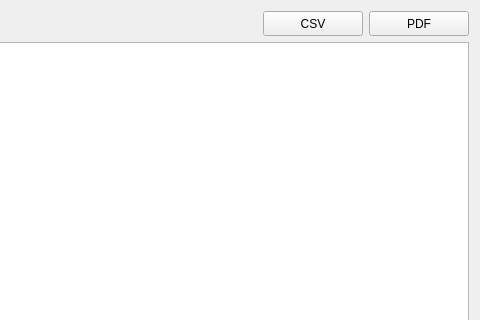
This is ui/qmqualiresultwidget.ui in Christian-Kr/QualificationMatrix as Qt 5 draws it before an edit; both pictures show x 592 to 1072 and y 0 to 320 of the 1072 by 697 pixel window. The edited form follows.
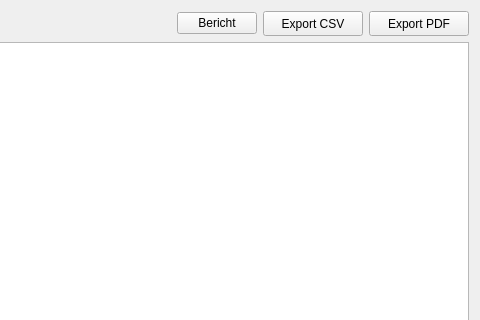
This is the edited form. Icons and pictures are not drawn.

Commit message: Create report button

```diff
--- a/ui/qmqualiresultwidget.ui
+++ b/ui/qmqualiresultwidget.ui
@@ -582,6 +582,17 @@
            </property>
           </spacer>
          </item>
+         <item>
+          <widget class="QPushButton" name="pbCreateReport">
+           <property name="text">
+            <string>Bericht</string>
+           </property>
+           <property name="icon">
+            <iconset resource="../rcs/icons.qrc">
+             <normaloff>:/icons/icons/sc_reportnavigator.png</normaloff>:/icons/icons/sc_reportnavigator.png</iconset>
+           </property>
+          </widget>
+         </item>
          <item>
           <widget class="QPushButton" name="tbSaveToCsv">
            <property name="minimumSize">
@@ -591,7 +602,7 @@
             </size>
            </property>
            <property name="text">
-            <string>CSV</string>
+            <string>Export CSV</string>
            </property>
            <property name="icon">
             <iconset resource="../rcs/icons.qrc">
@@ -614,7 +625,7 @@
             </size>
            </property>
            <property name="text">
-            <string>PDF</string>
+            <string>Export PDF</string>
            </property>
            <property name="icon">
             <iconset resource="../rcs/icons.qrc">
```
The commit also changes 4 other files.
